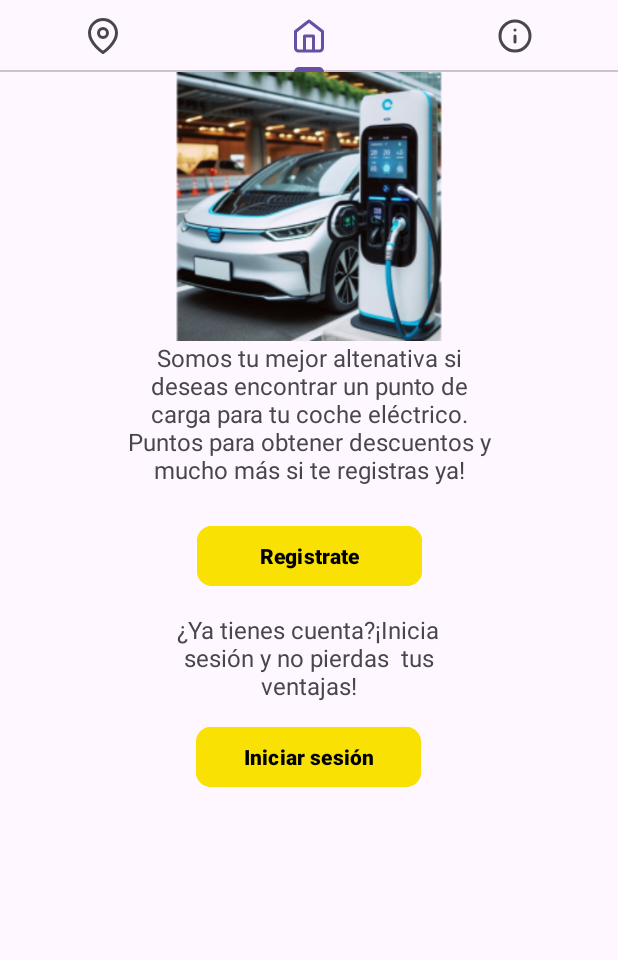
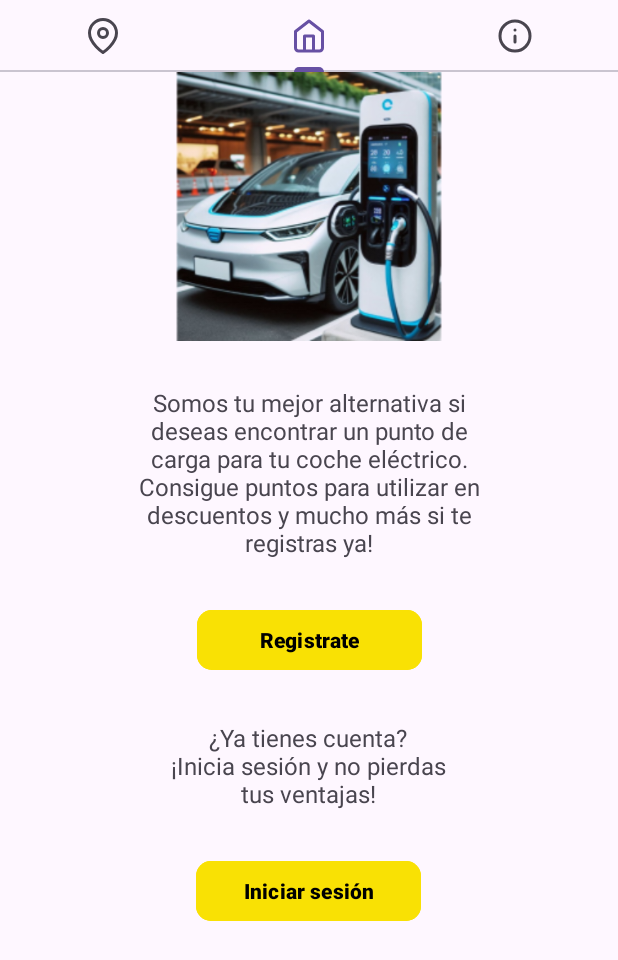
Before and after one commit to Caronte2/Grupo-Alfa, an Android app: the screen it shows after launch (MainActivity), on a phone screen of 412 x 824 dp. Shown: the top 960 px of the screen. Run offline under Robolectric (Android 15) with nearby library versions, the phone set to English and light mode, and no system bars; our stand-ins replace Firebase (no records; nobody signed in at launch, a user with empty details on screens opened directly).

Commit message:
XML editados

```diff
--- a/app/src/main/java/com/example/zapstation/MainActivity.java
+++ b/app/src/main/java/com/example/zapstation/MainActivity.java
@@ -1,13 +1,9 @@
 package com.example.zapstation;
 
-import android.content.Intent;
 import android.os.Bundle;
-import android.util.Log;
-import android.widget.Button;
 import android.widget.Toast;
 
 import androidx.annotation.NonNull;
-import androidx.appcompat.app.AlertDialog;
 import androidx.appcompat.app.AppCompatActivity;
 import androidx.fragment.app.Fragment;
 import androidx.fragment.app.FragmentActivity;
@@ -18,7 +14,6 @@ import com.google.android.material.tabs.TabLayout;
 import com.google.android.material.tabs.TabLayoutMediator;
 import com.google.firebase.auth.FirebaseAuth;
 import com.google.firebase.auth.FirebaseUser;
-
 
 public class MainActivity extends AppCompatActivity {
     // Nombres de las pestañas
@@ -34,14 +29,20 @@ public class MainActivity extends AppCompatActivity {
         // Obtener la instancia actual del usuario en Firebase
         FirebaseUser usuario = FirebaseAuth.getInstance().getCurrentUser();
 
-        // Comprobar si el usuario está autenticado y si el correo está verificado
+        // Comprobar si el usuario está autenticado
         if (usuario != null) {
             usuarioAutenticado = true;
             correoVerificado = usuario.isEmailVerified();
+
+            // Comprobar si el correo está verificado
+            if (!correoVerificado) {
+                Toast.makeText(this, "Por favor, verifica tu correo electrónico para acceder a todas las funciones.", Toast.LENGTH_SHORT).show();
+            }
         } else {
+            // Si no está autenticado
             usuarioAutenticado = false;
             correoVerificado = false;
-            Toast.makeText(this, "Inicia sesión para acceder a todas las funciones", Toast.LENGTH_SHORT).show();
+            Toast.makeText(this, "Inicia sesión para acceder a todas las funciones.", Toast.LENGTH_SHORT).show();
         }
 
         // Configurar las pestañas para usuarios autenticados y no autenticados
@@ -62,7 +63,7 @@ public class MainActivity extends AppCompatActivity {
                             case 1: tab.setIcon(R.drawable.map_pin); break;
                             case 2: tab.setIcon(R.drawable.home); break;
                             case 3: tab.setIcon(R.drawable.battery_charging); break;
-                            case 4: tab.setIcon(R.drawable.settings); break;
+                            case 4: tab.setIcon(R.drawable.user); break;
                         }
                     } else {
                         // Configurar solo los 3 tabs si no está verificado
@@ -77,8 +78,6 @@ public class MainActivity extends AppCompatActivity {
         // Establecer la pestaña de Home como la activa
         viewPager.setCurrentItem(correoVerificado ? 2 : 1, false);
     }
-
-
 
     public static class MiPagerAdapter extends FragmentStateAdapter {
         private boolean usuarioAutenticado;
--- a/app/src/main/java/com/example/zapstation/Tab3.java
+++ b/app/src/main/java/com/example/zapstation/Tab3.java
@@ -31,14 +31,33 @@ public class Tab3 extends Fragment {
         Button registrarButton = view.findViewById(R.id.registrarButton);
         TextView texto1 = view.findViewById(R.id.texto1);
         TextView texto2 = view.findViewById(R.id.texto2);
+        TextView texto3 = view.findViewById(R.id.texto3);
+        TextView texto4 = view.findViewById(R.id.texto4);
+
         FirebaseUser usuario = FirebaseAuth.getInstance().getCurrentUser();
+
+        TextView textBienvenido = view.findViewById(R.id.textBienvenido);
+
 
         if (usuario == null) {
             loginButton.setVisibility(View.VISIBLE);
             registrarButton.setVisibility(View.VISIBLE);
             texto1.setVisibility(View.VISIBLE);
             texto2.setVisibility(View.VISIBLE);
+
+            //Registrado
+            textBienvenido.setVisibility(View.GONE);
+            texto3.setVisibility(View.GONE);
+            texto4.setVisibility(View.GONE);
+
+
+            //Llamada LoginAcitivy para usar firebase en el inicio de seión
             loginButton.setOnClickListener(v -> {
+                Intent intent = new Intent(getActivity(), LoginActivity.class);
+                startActivity(intent);
+            });
+
+            registrarButton.setOnClickListener(v -> {
                 Intent intent = new Intent(getActivity(), LoginActivity.class);
                 startActivity(intent);
             });
@@ -47,6 +66,12 @@ public class Tab3 extends Fragment {
             registrarButton.setVisibility(View.GONE);
             texto1.setVisibility(View.GONE);
             texto2.setVisibility(View.GONE);
+
+            //Registrado
+            textBienvenido.setVisibility(View.VISIBLE);
+            textBienvenido.setText("Bienvenido" + " " +  usuario.getDisplayName());
+            texto3.setVisibility(View.VISIBLE);
+            texto4.setVisibility(View.VISIBLE);
         }
 
         return view;
--- /dev/null
+++ b/app/src/main/res/drawable/user.xml
@@ -0,0 +1,13 @@
+<vector xmlns:android="http://schemas.android.com/apk/res/android"
+    android:width="48dp"
+    android:height="48dp"
+    android:viewportWidth="48"
+    android:viewportHeight="48">
+  <path
+      android:pathData="M40,42V38C40,35.878 39.157,33.843 37.657,32.343C36.157,30.843 34.122,30 32,30H16C13.878,30 11.843,30.843 10.343,32.343C8.843,33.843 8,35.878 8,38V42M32,14C32,18.418 28.418,22 24,22C19.582,22 16,18.418 16,14C16,9.582 19.582,6 24,6C28.418,6 32,9.582 32,14Z"
+      android:strokeLineJoin="round"
+      android:strokeWidth="4"
+      android:fillColor="#00000000"
+      android:strokeColor="#1E1E1E"
+      android:strokeLineCap="round"/>
+</vector>
--- a/app/src/main/res/layout/tab3.xml
+++ b/app/src/main/res/layout/tab3.xml
@@ -1,9 +1,8 @@
-<LinearLayout xmlns:android="http://schemas.android.com/apk/res/android"
+<FrameLayout xmlns:android="http://schemas.android.com/apk/res/android"
     xmlns:tools="http://schemas.android.com/tools"
     android:layout_width="match_parent"
     android:layout_height="match_parent"
-    xmlns:app="http://schemas.android.com/apk/res-auto"
-    android:orientation="vertical">
+    xmlns:app="http://schemas.android.com/apk/res-auto">
 
     <androidx.constraintlayout.widget.ConstraintLayout
         android:layout_width="match_parent"
@@ -13,7 +12,7 @@
             android:id="@+id/loginButton"
             android:layout_width="150dp"
             android:layout_height="wrap_content"
-            android:layout_marginTop="10dp"
+            android:layout_marginTop="30dp"
             android:backgroundTint="#F9E104"
             android:text="Iniciar sesión"
             android:textColor="#000000"
@@ -28,7 +27,7 @@
             android:id="@+id/registrarButton"
             android:layout_width="150dp"
             android:layout_height="wrap_content"
-            android:layout_marginTop="10dp"
+            android:layout_marginTop="30dp"
             android:backgroundTint="#F9E104"
             android:text="Registrate"
             android:textColor="#000000"
@@ -45,14 +44,15 @@
             android:layout_height="179dp"
             app:layout_constraintEnd_toEndOf="parent"
             app:layout_constraintStart_toStartOf="parent"
-            app:layout_constraintTop_toTopOf="parent"
+            app:layout_constraintTop_toBottomOf="@+id/textBienvenido"
             app:srcCompat="@drawable/punto_carga" />
 
         <TextView
             android:id="@+id/texto1"
             android:layout_width="250dp"
-            android:layout_height="109dp"
-            android:text="Somos tu mejor altenativa si deseas encontrar un punto de carga para tu coche eléctrico.  Puntos para obtener descuentos y mucho más si te registras ya!"
+            android:layout_height="wrap_content"
+            android:layout_marginTop="30dp"
+            android:text="Somos tu mejor alternativa si deseas encontrar un punto de carga para tu coche eléctrico.  Consigue puntos para utilizar en descuentos y mucho más si te registras ya!"
             android:textAlignment="center"
             android:textSize="16sp"
             app:layout_constraintEnd_toEndOf="parent"
@@ -61,10 +61,10 @@
 
         <TextView
             android:id="@+id/texto2"
-            android:layout_width="191dp"
-            android:layout_height="62dp"
-            android:layout_marginTop="14dp"
-            android:text="¿Ya tienes cuenta?¡Inicia sesión y no pierdas  tus ventajas!"
+            android:layout_width="200dp"
+            android:layout_height="wrap_content"
+            android:layout_marginTop="30dp"
+            android:text="¿Ya tienes cuenta?           ¡Inicia sesión y no pierdas tus ventajas!"
             android:textAlignment="center"
             android:textSize="16sp"
             app:layout_constraintEnd_toEndOf="parent"
@@ -72,6 +72,47 @@
             app:layout_constraintStart_toStartOf="parent"
             app:layout_constraintTop_toBottomOf="@+id/registrarButton" />
 
+        <TextView
+            android:id="@+id/texto4"
+            android:layout_width="200dp"
+            android:layout_height="wrap_content"
+            android:layout_marginTop="20dp"
+            android:text="Se ha actualizado la zona de socios, ahora hay nuevas ofertas para canjear por tus puntos"
+            android:textAlignment="center"
+            android:textSize="20sp"
+            app:layout_constraintEnd_toEndOf="parent"
+            app:layout_constraintHorizontal_bias="0.497"
+            app:layout_constraintStart_toStartOf="parent"
+            app:layout_constraintTop_toBottomOf="@+id/texto3" />
+
+        <TextView
+            android:id="@+id/textBienvenido"
+            android:layout_width="409dp"
+            android:layout_height="wrap_content"
+            android:layout_marginTop="10dp"
+            android:text="Bienvenido Nombre"
+            android:textAlignment="center"
+            android:textColor="#000000"
+            android:textSize="32sp"
+            app:layout_constraintEnd_toEndOf="parent"
+            app:layout_constraintHorizontal_bias="0.498"
+            app:layout_constraintStart_toStartOf="parent"
+            app:layout_constraintTop_toTopOf="parent" />
+
+        <TextView
+            android:id="@+id/texto3"
+            android:layout_width="wrap_content"
+            android:layout_height="wrap_content"
+            android:layout_marginTop="40dp"
+            android:text="Novedades:"
+            android:textColor="#000000"
+            android:textColorHint="#FFFFFF"
+            android:textSize="24sp"
+            android:textStyle="bold"
+            app:layout_constraintEnd_toEndOf="parent"
+            app:layout_constraintStart_toStartOf="parent"
+            app:layout_constraintTop_toBottomOf="@+id/imageView3" />
     </androidx.constraintlayout.widget.ConstraintLayout>
 
-</LinearLayout>
+    <!-- Vista adicional o contenido que aparecerá por encima -->
+</FrameLayout>
```
Also changed, not shown: app/src/main/java/com/example/zapstation/Tab5.java (+48 -16 lines), app/src/main/res/drawable/log_out.xml (added, +13 -0 lines), app/src/main/res/drawable/mail.xml (added, +13 -0 lines), app/src/main/res/layout/tab1.xml (+1 -10 lines), app/src/main/res/layout/tab2.xml (+27 -3 lines), app/src/main/res/layout/tab4.xml (+1 -15 lines), app/src/main/res/layout/tab5.xml (+40 -50 lines), app/src/main/res/drawable/ejemplo1.png (added), app/src/main/res/drawable/ejemplo2.png (added), app/src/main/res/drawable/uid.png (added).
